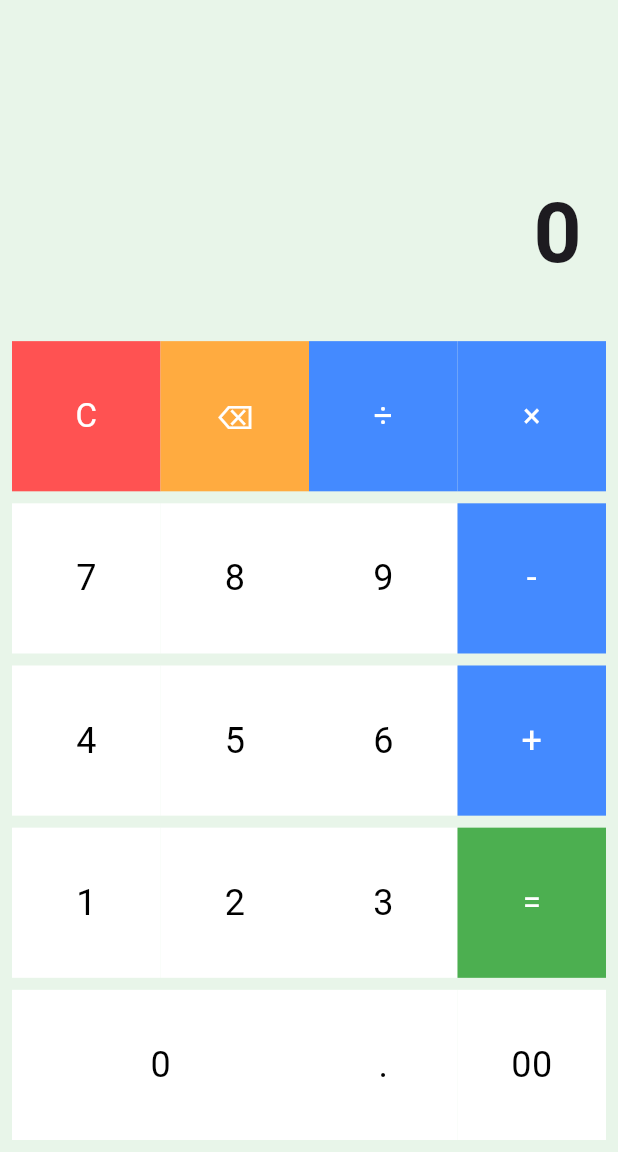
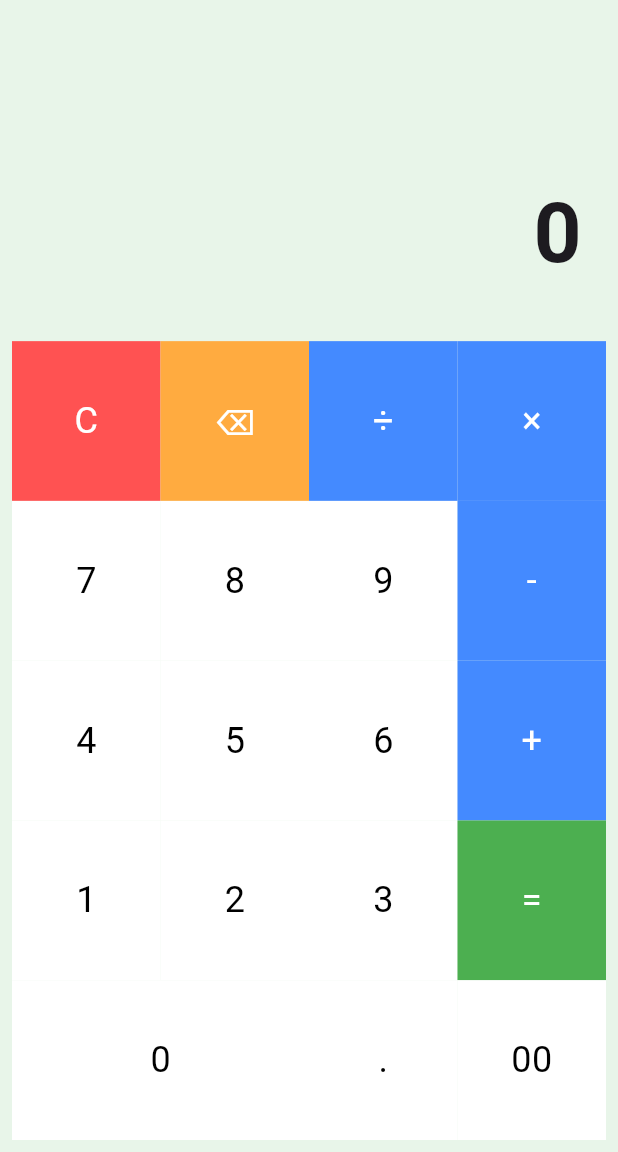
Before and after one commit to kunj24/MAD_practical, a Flutter app: the screen it shows after launch, on a phone screen of 412 x 824 dp, the part 84-1236 px from its top. Run offline on Flutter 3.47's test engine with Material 3 defaults, Android fonts, the phone set to English and light mode, and no system bars.

Commit message:
Update generated plugin registrants and pr2 main.dart (calculator)

```diff
--- a/pr2/lib/main.dart
+++ b/pr2/lib/main.dart
@@ -1,373 +1,204 @@
 import 'package:flutter/material.dart';
 
-void main() {
-  runApp(const CalculatorApp());
-}
+void main() => runApp(const CalculatorApp());
 
 class CalculatorApp extends StatelessWidget {
   const CalculatorApp({super.key});
 
   @override
-  Widget build(BuildContext context) {
-    return MaterialApp(
+  Widget build(BuildContext context) => MaterialApp(
         title: 'Kids Calculator',
-      theme: ThemeData(
-        primarySwatch: Colors.teal,
-        brightness: Brightness.light,
-      ),
+        theme: ThemeData(primarySwatch: Colors.teal),
         home: const CalculatorPage(),
       );
-  }
 }
 
 class CalculatorPage extends StatefulWidget {
   const CalculatorPage({super.key});
-
   @override
   State<CalculatorPage> createState() => _CalculatorPageState();
 }
 
 class _CalculatorPageState extends State<CalculatorPage> {
-  String _display = '0';
-  String _operator = '';
-  double? _firstOperand;
-  bool _shouldResetDisplay = false;
+  String display = '0', operator = '';
+  double? firstOperand;
+  bool resetDisplay = false;
 
-  void _numPress(String num) {
+  void press(String value) {
     setState(() {
-      if (_shouldResetDisplay || _display == '0') {
-        _display = num;
-        _shouldResetDisplay = false;
+      if (resetDisplay || display == '0') {
+        display = value;
+        resetDisplay = false;
       } else {
-        _display = _display + num;
+        display += value;
       }
     });
   }
 
-  void _decimalPress() {
-    setState(() {
-      if (_shouldResetDisplay) {
-        _display = '0.';
-        _shouldResetDisplay = false;
-      } else if (!_display.contains('.')) {
-        _display = _display + '.';
-      }
-    });
+  void setOperator(String op) {
+    firstOperand = double.tryParse(display);
+    operator = op;
+    resetDisplay = true;
   }
 
-  void _clear() {
-    setState(() {
-      _display = '0';
-      _operator = '';
-      _firstOperand = null;
-      _shouldResetDisplay = false;
-    });
-  }
-
-  void _backspace() {
-    setState(() {
-      if (_shouldResetDisplay) {
-        _display = '0';
-        _shouldResetDisplay = false;
-        return;
-      }
-      if (_display.length <= 1) {
-        _display = '0';
-      } else {
-        _display = _display.substring(0, _display.length - 1);
-      }
-    });
-  }
-
-  void _setOperator(String op) {
-    setState(() {
-      _operator = op;
-      _firstOperand = double.tryParse(_display) ?? 0;
-      _shouldResetDisplay = true;
-    });
-  }
-
-  void _evaluate() {
-    setState(() {
-      final second = double.tryParse(_display) ?? 0;
+  void evaluate() {
+    final second = double.tryParse(display) ?? 0;
     double result = second;
 
-      if (_firstOperand != null && _operator.isNotEmpty) {
-        switch (_operator) {
+    if (firstOperand != null && operator.isNotEmpty) {
+      switch (operator) {
         case '+':
-            result = _firstOperand! + second;
+          result = firstOperand! + second;
           break;
         case '-':
-            result = _firstOperand! - second;
+          result = firstOperand! - second;
           break;
         case '×':
-            result = _firstOperand! * second;
+          result = firstOperand! * second;
           break;
         case '÷':
           if (second == 0) {
-              _display = 'Error';
-              _firstOperand = null;
-              _operator = '';
-              _shouldResetDisplay = true;
+            display = 'Error';
+            firstOperand = null;
+            operator = '';
+            resetDisplay = true;
             return;
           }
-            result = _firstOperand! / second;
+          result = firstOperand! / second;
           break;
       }
     }
 
-      // Trim trailing .0 for integers
-      final text = result.toString();
-      if (text.endsWith('.0')) {
-        _display = text.substring(0, text.length - 2);
-      } else {
-        _display = text;
+    display = result % 1 == 0 ? result.toInt().toString() : result.toString();
+    firstOperand = null;
+    operator = '';
+    resetDisplay = true;
+    setState(() {});
   }
 
-      _firstOperand = null;
-      _operator = '';
-      _shouldResetDisplay = true;
+  void clear() => setState(() {
+        display = '0';
+        operator = '';
+        firstOperand = null;
+        resetDisplay = false;
       });
+
+  void backspace() => setState(() {
+        if (resetDisplay) {
+          display = '0';
+          resetDisplay = false;
+        } else {
+          display = display.length > 1
+              ? display.substring(0, display.length - 1)
+              : '0';
         }
+      });
 
-  Widget _buildButton(
-    String label, {
-    Color? color,
-    Color? textColor,
-    double fontSize = 24,
-    VoidCallback? onTap,
-  }) {
-    return Material(
-      color: color ?? Colors.white,
+  Widget buildBtn(String text,
+          {Color color = Colors.white,
+          Color textColor = Colors.black,
+          double size = 24,
+          VoidCallback? onTap}) =>
+      Expanded(
+        child: Material(
+          color: color,
           child: InkWell(
             onTap: onTap,
-        child: Container(
-          alignment: Alignment.center,
-          child: Text(
-            label,
-            style: TextStyle(
-              fontSize: fontSize,
-              color: textColor ?? Colors.black,
-            ),
+            child: Center(
+              child: Text(text,
+                  style: TextStyle(fontSize: size, color: textColor)),
             ),
           ),
         ),
       );
-  }
 
   @override
-  Widget build(BuildContext context) {
-    return Scaffold(
+  Widget build(BuildContext context) => Scaffold(
         backgroundColor: const Color(0xFFe8f5e9),
         appBar: AppBar(title: const Text('Kids Calculator'), centerTitle: true),
-      body: SafeArea(
-        child: Column(
+        body: Column(
           children: [
+            // Display
             Expanded(
               flex: 2,
               child: Container(
+                alignment: Alignment.bottomRight,
                 padding: const EdgeInsets.all(24),
-                alignment: Alignment.bottomRight,
-                child: Column(
-                  mainAxisAlignment: MainAxisAlignment.end,
-                  crossAxisAlignment: CrossAxisAlignment.end,
-                  children: [
-                    Text(
-                      _operator.isNotEmpty && _firstOperand != null
-                          ? '${_firstOperand!.toString().replaceAll(RegExp(r"\.0+"), "")} $_operator\''
-                          : '',
-                      style: const TextStyle(fontSize: 20, color: Colors.grey),
-                    ),
-                    const SizedBox(height: 6),
-                    Text(
-                      _display,
+                child: Text(
+                  display,
                   style: const TextStyle(
-                        fontSize: 56,
-                        fontWeight: FontWeight.bold,
-                      ),
-                    ),
-                  ],
+                      fontSize: 56, fontWeight: FontWeight.bold),
                 ),
               ),
             ),
+
+            // Buttons
             Expanded(
               flex: 5,
-              child: Container(
+              child: Padding(
                 padding: const EdgeInsets.all(8),
                 child: Column(
                   children: [
-                    Expanded(
-                      child: Row(
-                        children: [
-                          Expanded(
-                            child: _buildButton(
-                              'C',
+                    // Top row
+                    _row([
+                      buildBtn('C',
                           color: Colors.redAccent,
                           textColor: Colors.white,
-                              fontSize: 22,
-                              onTap: _clear,
-                            ),
-                          ),
-                          Expanded(
-                            child: _buildButton(
-                              '⌫',
+                          onTap: clear),
+                      buildBtn('⌫',
                           color: Colors.orangeAccent,
                           textColor: Colors.white,
-                              fontSize: 22,
-                              onTap: _backspace,
-                            ),
-                          ),
-                          Expanded(
-                            child: _buildButton(
-                              '÷',
+                          onTap: backspace),
+                      buildBtn('÷',
                           color: Colors.blueAccent,
                           textColor: Colors.white,
-                              fontSize: 22,
-                              onTap: () => _setOperator('÷'),
-                            ),
-                          ),
-                          Expanded(
-                            child: _buildButton(
-                              '×',
+                          onTap: () => setOperator('÷')),
+                      buildBtn('×',
                           color: Colors.blueAccent,
                           textColor: Colors.white,
-                              fontSize: 22,
-                              onTap: () => _setOperator('×'),
-                            ),
-                          ),
-                        ],
-                      ),
-                    ),
-                    const SizedBox(height: 8),
-                    Expanded(
-                      child: Row(
-                        children: [
-                          Expanded(
-                            child: _buildButton(
-                              '7',
-                              onTap: () => _numPress('7'),
-                            ),
-                          ),
-                          Expanded(
-                            child: _buildButton(
-                              '8',
-                              onTap: () => _numPress('8'),
-                            ),
-                          ),
-                          Expanded(
-                            child: _buildButton(
-                              '9',
-                              onTap: () => _numPress('9'),
-                            ),
-                          ),
-                          Expanded(
-                            child: _buildButton(
-                              '-',
+                          onTap: () => setOperator('×')),
+                    ]),
+                    _row([
+                      buildBtn('7', onTap: () => press('7')),
+                      buildBtn('8', onTap: () => press('8')),
+                      buildBtn('9', onTap: () => press('9')),
+                      buildBtn('-',
                           color: Colors.blueAccent,
                           textColor: Colors.white,
-                              onTap: () => _setOperator('-'),
-                            ),
-                          ),
-                        ],
-                      ),
-                    ),
-                    const SizedBox(height: 8),
-                    Expanded(
-                      child: Row(
-                        children: [
-                          Expanded(
-                            child: _buildButton(
-                              '4',
-                              onTap: () => _numPress('4'),
-                            ),
-                          ),
-                          Expanded(
-                            child: _buildButton(
-                              '5',
-                              onTap: () => _numPress('5'),
-                            ),
-                          ),
-                          Expanded(
-                            child: _buildButton(
-                              '6',
-                              onTap: () => _numPress('6'),
-                            ),
-                          ),
-                          Expanded(
-                            child: _buildButton(
-                              '+',
+                          onTap: () => setOperator('-')),
+                    ]),
+                    _row([
+                      buildBtn('4', onTap: () => press('4')),
+                      buildBtn('5', onTap: () => press('5')),
+                      buildBtn('6', onTap: () => press('6')),
+                      buildBtn('+',
                           color: Colors.blueAccent,
                           textColor: Colors.white,
-                              onTap: () => _setOperator('+'),
-                            ),
-                          ),
-                        ],
-                      ),
-                    ),
-                    const SizedBox(height: 8),
-                    Expanded(
-                      child: Row(
-                        children: [
-                          Expanded(
-                            child: _buildButton(
-                              '1',
-                              onTap: () => _numPress('1'),
-                            ),
-                          ),
-                          Expanded(
-                            child: _buildButton(
-                              '2',
-                              onTap: () => _numPress('2'),
-                            ),
-                          ),
-                          Expanded(
-                            child: _buildButton(
-                              '3',
-                              onTap: () => _numPress('3'),
-                            ),
-                          ),
-                          Expanded(
-                            child: _buildButton(
-                              '=',
+                          onTap: () => setOperator('+')),
+                    ]),
+                    _row([
+                      buildBtn('1', onTap: () => press('1')),
+                      buildBtn('2', onTap: () => press('2')),
+                      buildBtn('3', onTap: () => press('3')),
+                      buildBtn('=',
                           color: Colors.green,
                           textColor: Colors.white,
-                              fontSize: 22,
-                              onTap: _evaluate,
-                            ),
-                          ),
-                        ],
-                      ),
-                    ),
-                    const SizedBox(height: 8),
+                          onTap: evaluate),
+                    ]),
+                    _row([
                       Expanded(
-                      child: Row(
-                        children: [
-                          Expanded(
-                            flex: 2,
-                            child: _buildButton(
-                              '0',
-                              onTap: () => _numPress('0'),
-                            ),
-                          ),
-                          Expanded(
-                            child: _buildButton('.', onTap: _decimalPress),
-                          ),
-                          Expanded(
-                            child: _buildButton(
-                              '00',
-                              onTap: () => _numPress('00'),
-                            ),
-                          ),
-                        ],
-                      ),
-                    ),
+                          flex: 2, child: buildBtn('0', onTap: () => press('0'))),
+                      buildBtn('.', onTap: () => press('.')),
+                      buildBtn('00', onTap: () => press('00')),
+                    ]),
                   ],
                 ),
               ),
             ),
           ],
         ),
-      ),
       );
+
+  Widget _row(List<Widget> children) =>
+      Expanded(child: Row(children: children));
 }
-}
```
Lines whose indentation alone changed are shown as unchanged.
